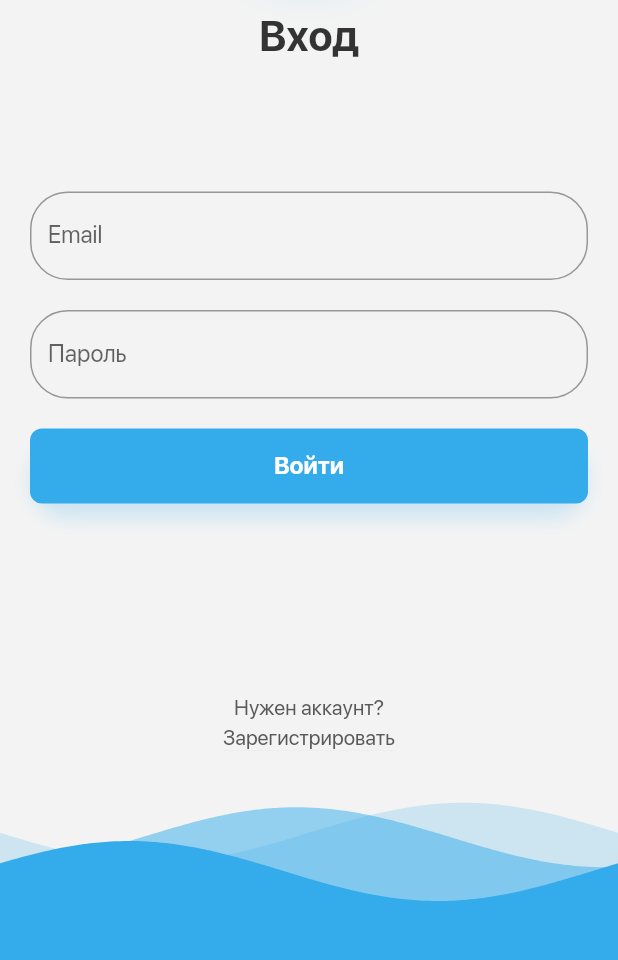
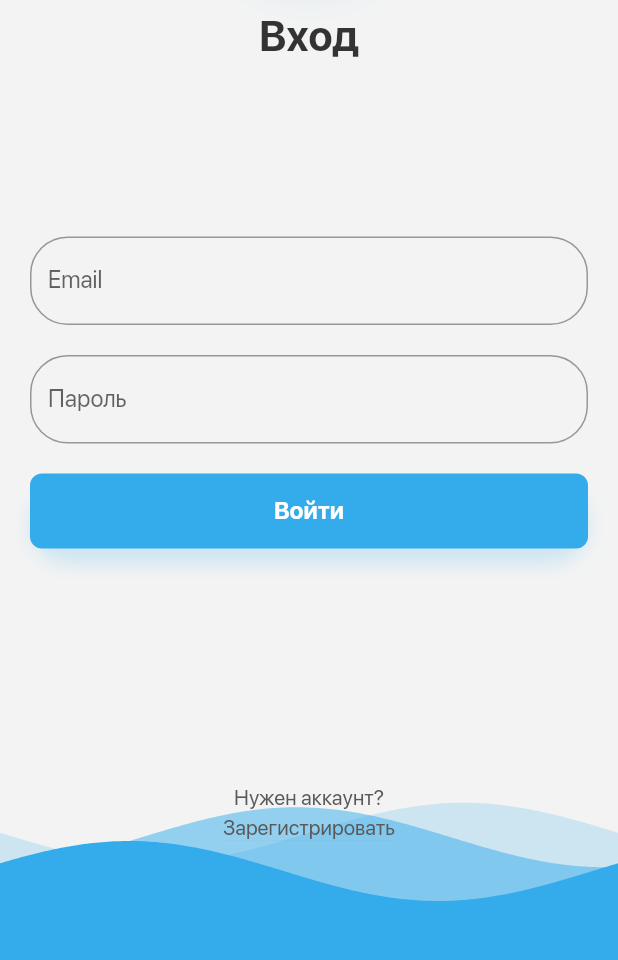
Before and after one commit to alexeylopukh/mitso_messager, a Flutter app: the screen it shows after launch, on a phone screen of 412 x 824 dp, the part 260-1220 px from its top. Run offline on Flutter 3.47's test engine with Material 2 defaults, Android fonts, the phone set to English and light mode, and no system bars; drawn by our look-alikes of wave; our stand-ins replace cached_network_image, file_picker, firebase_messaging, flare_flutter, flutter_linkify, flutter_svg and 8 more; missing offline and left inert: barcode_scan, esys_flutter_share, qr; accounts and stored records are empty.

Commit message:
bug fixes

```diff
--- a/lib/main.dart
+++ b/lib/main.dart
@@ -20,7 +20,7 @@ class MyApp extends StatefulWidget {
 }
 
 class MyAppState extends State<MyApp> with WidgetsBindingObserver {
-  static const String _title = 'Mitso messanger';
+  static const String _title = 'MiMessenger';
 
   @override
   void initState() {
@@ -47,11 +47,9 @@ class MyAppState extends State<MyApp> with WidgetsBindingObserver {
                 builder: (context, snapshot) {
                   if (snapshot.data == null) return Container();
                   if (UserScopeWidget.of(context).token == null) {
-                    return createMaterialApp(
-                        AuthScreen(), UserScopeWidget.of(context));
+                    return createMaterialApp(AuthScreen(), UserScopeWidget.of(context));
                   }
-                  return createMaterialApp(
-                      MainScreen(), UserScopeWidget.of(context));
+                  return createMaterialApp(MainScreen(), UserScopeWidget.of(context));
                 });
           },
         ),
--- a/lib/objects/profile.dart
+++ b/lib/objects/profile.dart
@@ -3,12 +3,22 @@ class Profile {
   String email;
   String name;
   String avatarUrl;
+  int permissionsLevel; //permissions_level
 
-  Profile({this.id, this.email, this.name, this.avatarUrl});
+  Profile({this.id, this.email, this.name, this.avatarUrl, this.permissionsLevel});
 
   factory Profile.fromJson(Map<String, dynamic> json) => Profile(
-      id: json["id"], email: json["email"], name: json["name"], avatarUrl: json["avatar_path"]);
+      id: json["id"],
+      email: json["email"],
+      name: json["name"],
+      avatarUrl: json["avatar_path"],
+      permissionsLevel: json["permissions_level"] ?? 0);
 
-  Map<String, dynamic> toJson() =>
-      {"id": id, "email": email, "name": name, "avatar_path": avatarUrl};
+  Map<String, dynamic> toJson() => {
+        "id": id,
+        "email": email,
+        "name": name,
+        "avatar_path": avatarUrl,
+        "permissions_level": permissionsLevel
+      };
 }
--- a/lib/presentation/auth_screen/auth_screen.dart
+++ b/lib/presentation/auth_screen/auth_screen.dart
@@ -28,33 +28,31 @@ class _AuthScreenState extends State<AuthScreen> {
         },
       ),
       SignUpView(onChangePage: () {
-        _pageController.animateToPage(0,
-            duration: Duration(milliseconds: 500), curve: Curves.ease);
+        _pageController.animateToPage(0, duration: Duration(milliseconds: 500), curve: Curves.ease);
       }),
     ];
     return GeneralScaffold(child: LayoutBuilder(builder: (context, c) {
       if (_screenHeight == null) _screenHeight = c.maxHeight;
-      return SingleChildScrollView(
-        child: ConstrainedBox(
-          constraints: BoxConstraints(
-              maxHeight: _screenHeight, minHeight: _screenHeight),
-          child: Container(
+      return Container(
         height: _screenHeight,
         width: double.infinity,
-            child: Column(
+        child: Stack(
+          children: <Widget>[
+            Align(
+              alignment: Alignment.bottomCenter,
+              child: buildWaves(),
+            ),
+            Column(
               mainAxisSize: MainAxisSize.max,
               children: <Widget>[
-                SafeArea(
-                  child: Padding(
+                Padding(
                   padding: const EdgeInsets.only(top: 20),
                   child: CustomElevation(
                     height: 120,
                     child: SizedBox(
                         width: 120,
                         height: 120,
-                          child:
-                              SvgPicture.asset('assets/images/app_icon.svg')),
-                    ),
+                        child: SvgPicture.asset('assets/images/app_icon.svg')),
                   ),
                 ),
                 Expanded(
@@ -64,10 +62,14 @@ class _AuthScreenState extends State<AuthScreen> {
                     physics: NeverScrollableScrollPhysics(),
                   ),
                 ),
-                buildWaves()
+                Container(
+                  height: MediaQuery.of(context).systemGestureInsets.bottom +
+                      MediaQuery.of(context).padding.bottom +
+                      90,
+                )
               ],
             ),
-          ),
+          ],
         ),
       );
     }));
--- a/lib/presentation/chat_screen/chat_screen.dart
+++ b/lib/presentation/chat_screen/chat_screen.dart
@@ -35,8 +35,8 @@ class _ChatScreenState extends State<ChatScreen> {
   @override
   Widget build(BuildContext context) {
     if (_presenter == null)
-      _presenter = ChatScreenPresenter(
-          userScope: UserScopeWidget.of(context), roomId: widget.roomId);
+      _presenter =
+          ChatScreenPresenter(userScope: UserScopeWidget.of(context), roomId: widget.roomId);
     return StreamBuilder<ChatScreenViewModel>(
         stream: _presenter.viewModelSteam,
         builder: (context, snapshot) {
@@ -104,8 +104,7 @@ class _ChatScreenState extends State<ChatScreen> {
                             child: SizedBox(
                                 height: 24,
                                 width: 24,
-                                child: SvgPicture.asset(
-                                    'assets/icons/ic_back.svg')),
+                                child: SvgPicture.asset('assets/icons/ic_back.svg')),
                           ),
                         ),
                         Hero(
@@ -126,10 +125,8 @@ class _ChatScreenState extends State<ChatScreen> {
                               Text(
                                 chatRoom.name,
                                 style: TextStyle(
-                                    color: CustomTheme.of(context)
-                                        .textBlackGrayColor,
-                                    fontFamily:
-                                        CustomTheme.of(context).boldFontFamily,
+                                    color: CustomTheme.of(context).textBlackGrayColor,
+                                    fontFamily: CustomTheme.of(context).boldFontFamily,
                                     fontSize: 18),
                               ),
                             ],
@@ -176,8 +173,7 @@ class _ChatScreenState extends State<ChatScreen> {
             onTap: () async {
               Navigator.of(context).push(MaterialPageRoute(
                   builder: (context) => QrCodeView(
-                        textForGenerate: UniLinksGenerator()
-                            .generateJoinChatLink(chatRoom.id),
+                        textForGenerate: UniLinksGenerator().generateJoinChatLink(chatRoom.id),
                       )));
             },
             child: Container(
@@ -206,9 +202,7 @@ class _ChatScreenState extends State<ChatScreen> {
           color: Colors.transparent,
           child: InkWell(
             onTap: () async {
-              Share.text(
-                  chatRoom.name,
-                  UniLinksGenerator().generateJoinChatLink(chatRoom.id),
+              Share.text(chatRoom.name, UniLinksGenerator().generateJoinChatLink(chatRoom.id),
                   'text/plain');
             },
             child: Container(
@@ -263,8 +257,7 @@ class _ChatScreenState extends State<ChatScreen> {
             ),
           ),
           Padding(
-            padding: EdgeInsets.only(
-                bottom: MediaQuery.of(context).viewInsets.bottom),
+            padding: EdgeInsets.only(bottom: MediaQuery.of(context).viewInsets.bottom),
             child: Padding(
               padding: EdgeInsets.symmetric(horizontal: 5, vertical: 10),
               child: Container(
@@ -290,8 +283,8 @@ class _ChatScreenState extends State<ChatScreen> {
                               enabledBorder: InputBorder.none,
                               errorBorder: InputBorder.none,
                               disabledBorder: InputBorder.none,
-                              contentPadding: EdgeInsets.only(
-                                  left: 15, bottom: 11, top: 11, right: 5),
+                              contentPadding:
+                                  EdgeInsets.only(left: 15, bottom: 11, top: 11, right: 5),
                             ),
                           )),
                     ),
@@ -310,8 +303,7 @@ class _ChatScreenState extends State<ChatScreen> {
                                       child: SizedBox(
                                           height: 24,
                                           width: 24,
-                                          child: SvgPicture.asset(
-                                              'assets/icons/ic_send.svg')),
+                                          child: SvgPicture.asset('assets/icons/ic_send.svg')),
                                     )))),
                       ),
                     )
@@ -341,19 +333,17 @@ class _ChatScreenState extends State<ChatScreen> {
         itemBuilder: (context, index) {
           if (index == 0)
             return StreamBuilder<TypingUser>(
-                stream: UserScopeWidget.of(context)
-                    .socketInteractor
-                    .typingUsersStream,
+                stream: UserScopeWidget.of(context).socketInteractor.typingUsersStream,
                 builder: (context, snapshot) {
                   TypingUser typingUser = snapshot.data;
-                  if (typingUser != null && !typingUser.isTyping)
+                  if (typingUser != null &&
+                      (!typingUser.isTyping || typingUser.roomId != _presenter.roomId))
                     typingUser = null;
                   return TypingMessageWidget(
                     typingUser: typingUser,
                   );
                 });
-          if (messages[index - 1].sender.id ==
-              UserScopeWidget.of(context).myProfile.id)
+          if (messages[index - 1].sender.id == UserScopeWidget.of(context).myProfile.id)
             return OwnMessageView(
               chatMessage: messages[index - 1],
             );
--- a/lib/presentation/helper/socket_helper.dart
+++ b/lib/presentation/helper/socket_helper.dart
@@ -83,6 +83,7 @@ class SocketHelper {
     _socket.on('ping', (value) async {
       _pingCompleter = Completer();
       _pingCompleter.future.timeout(Duration(seconds: 3), onTimeout: () {
+        print('Ping timeoute');
         _socket.disconnect();
       });
     });
@@ -109,7 +110,7 @@ class SocketHelper {
       }
     });
     _socket.on('on_create_room', (value) {
-      if (createRoomCompleter != null) {
+      if (createRoomCompleter != null && !createRoomCompleter.isCompleted) {
         createRoomCompleter.complete(value != null);
       }
     });
--- a/lib/presentation/main_screen/main_screen.dart
+++ b/lib/presentation/main_screen/main_screen.dart
@@ -23,6 +23,7 @@ class _MainScreenState extends State<MainScreen> with WidgetsBindingObserver {
   @override
   void initState() {
     super.initState();
+
     WidgetsBinding.instance.addObserver(this);
   }
 
--- a/lib/presentation/news_screen/news_screen.dart
+++ b/lib/presentation/news_screen/news_screen.dart
@@ -54,9 +54,10 @@ class _NewsScreenState extends State<NewsScreen> {
               )
             ],
           ),
+          if (UserScopeWidget.of(context).myProfile.permissionsLevel > 0)
             Padding(
-              padding:
-                  EdgeInsets.only(bottom: MediaQuery.of(context).viewInsets.bottom + 78, right: 20),
+                padding: EdgeInsets.only(
+                    bottom: MediaQuery.of(context).viewInsets.bottom + 78, right: 20),
                 child: Align(
                     alignment: Alignment.bottomRight,
                     child: NewsFab(
--- a/pubspec.yaml
+++ b/pubspec.yaml
@@ -23,11 +23,11 @@ dependencies:
   mock_data: ^1.2.6
   flutter_svg: ^0.17.4
   firebase_messaging: ^6.0.16
-  path_provider: ^1.6.9
+  path_provider: ^1.6.10
   barcode_scan: ^3.0.1
   qr_flutter: ^3.2.0
   fluttertoast: ^4.0.1
-  flutter_local_notifications: ^1.4.3
+  flutter_local_notifications: ^1.4.4
   flutter_linkify: ^3.1.3
   url_launcher: ^5.4.10
   file_picker: ^1.9.0+1
@@ -36,6 +36,7 @@ dependencies:
   uni_links: ^0.4.0
   sembast: ^2.4.4+1
   flare_flutter: ^2.0.3
+  system_shortcuts: ^0.2.3
 
 
 dev_dependencies:
```
Also changed, not shown: pubspec.lock, 3 other files. Lines whose indentation alone changed are shown as unchanged.
